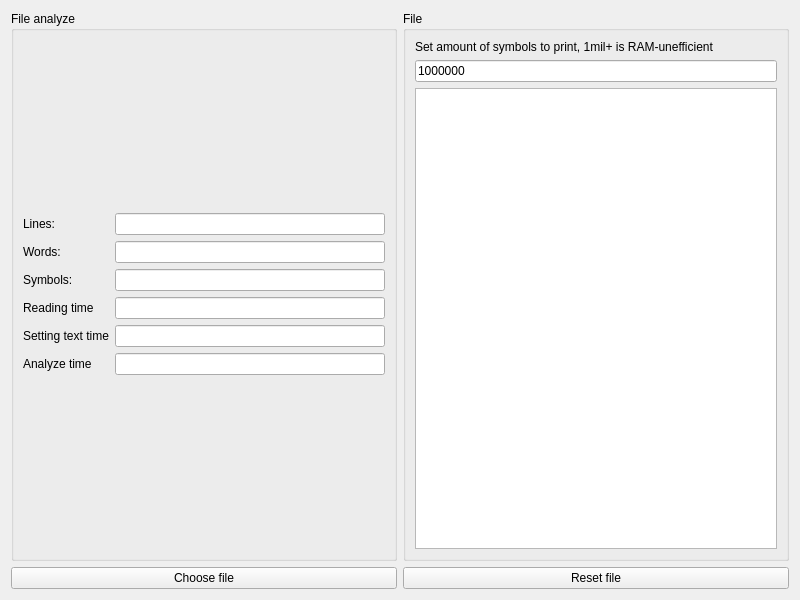
Qt form form.ui (Alk1d/Python_TextAnalyzer_course) before a commit.
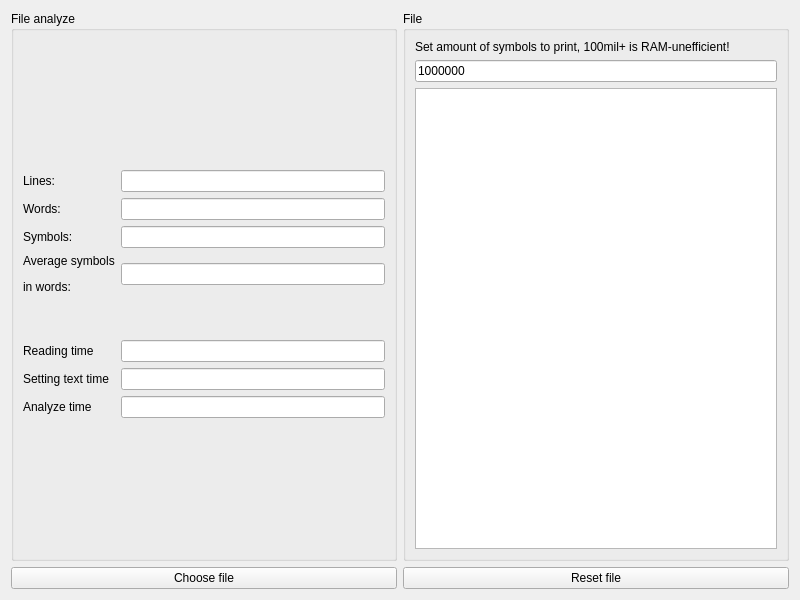
The same form after that commit.

Commit message: Added average symbols in words + code optimization

```diff
--- a/form.ui
+++ b/form.ui
@@ -51,7 +51,7 @@
       <item row="0" column="0">
        <widget class="QLabel" name="label_4">
         <property name="text">
-         <string>Set amount of symbols to print, 1mil+ is RAM-unefficient</string>
+         <string>Set amount of symbols to print, 100mil+ is RAM-unefficient!</string>
         </property>
        </widget>
       </item>
@@ -78,39 +78,32 @@
      </property>
      <layout class="QGridLayout" name="gridLayout_2">
       <item row="0" column="0">
-       <layout class="QGridLayout" name="gridLayout_3">
-        <item row="4" column="0">
+       <layout class="QGridLayout" name="TextAnalyzeGridLayout">
+        <item row="9" column="1">
+         <widget class="QLineEdit" name="Setting_textTimeLineEdit">
+          <property name="readOnly">
+           <bool>true</bool>
+          </property>
+         </widget>
+        </item>
+        <item row="10" column="1">
+         <widget class="QLineEdit" name="AnalyzeTimeLineEdit">
+          <property name="readOnly">
+           <bool>true</bool>
+          </property>
+         </widget>
+        </item>
+        <item row="9" column="0">
          <widget class="QLabel" name="Setting_textLabel">
           <property name="text">
            <string>Setting text time</string>
           </property>
          </widget>
         </item>
-        <item row="0" column="0">
-         <widget class="QLabel" name="label_3">
+        <item row="10" column="0">
+         <widget class="QLabel" name="AnalyzeLabel">
           <property name="text">
-           <string>Lines:</string>
-          </property>
-         </widget>
-        </item>
-        <item row="2" column="0">
-         <widget class="QLabel" name="label">
-          <property name="text">
-           <string>Symbols:</string>
-          </property>
-         </widget>
-        </item>
-        <item row="3" column="0">
-         <widget class="QLabel" name="ReadingLabel">
-          <property name="text">
-           <string>Reading time</string>
-          </property>
-         </widget>
-        </item>
-        <item row="2" column="1">
-         <widget class="QLineEdit" name="SymbolsLineEdit">
-          <property name="readOnly">
-           <bool>true</bool>
+           <string>Analyze time</string>
           </property>
          </widget>
         </item>
@@ -121,13 +114,34 @@
           </property>
          </widget>
         </item>
+        <item row="4" column="0">
+         <widget class="QLabel" name="SymbolsLabel">
+          <property name="text">
+           <string>Symbols:</string>
+          </property>
+         </widget>
+        </item>
         <item row="1" column="0">
-         <widget class="QLabel" name="label_2">
+         <widget class="QLabel" name="WordsLabel">
           <property name="text">
            <string>Words:</string>
           </property>
          </widget>
         </item>
+        <item row="4" column="1">
+         <widget class="QLineEdit" name="SymbolsLineEdit">
+          <property name="readOnly">
+           <bool>true</bool>
+          </property>
+         </widget>
+        </item>
+        <item row="8" column="1">
+         <widget class="QLineEdit" name="ReadingTimeLineEdit">
+          <property name="readOnly">
+           <bool>true</bool>
+          </property>
+         </widget>
+        </item>
         <item row="0" column="1">
          <widget class="QLineEdit" name="LinesLineEdit">
           <property name="readOnly">
@@ -135,29 +149,51 @@
           </property>
          </widget>
         </item>
+        <item row="8" column="0">
+         <widget class="QLabel" name="ReadingLabel">
+          <property name="text">
+           <string>Reading time</string>
+          </property>
+         </widget>
+        </item>
+        <item row="6" column="1">
+         <spacer name="verticalSpacer">
+          <property name="orientation">
+           <enum>Qt::Vertical</enum>
+          </property>
+          <property name="sizeType">
+           <enum>QSizePolicy::Maximum</enum>
+          </property>
+          <property name="sizeHint" stdset="0">
+           <size>
+            <width>20</width>
+            <height>40</height>
+           </size>
+          </property>
+         </spacer>
+        </item>
+        <item row="0" column="0">
+         <widget class="QLabel" name="LinesLabel">
+          <property name="text">
+           <string>Lines:</string>
+          </property>
+         </widget>
+        </item>
         <item row="5" column="0">
-         <widget class="QLabel" name="AnalyzeLabel">
+         <widget class="QLabel" name="Avg_syminwordsLabel">
+          <property name="sizePolicy">
+           <sizepolicy hsizetype="Maximum" vsizetype="Maximum">
+            <horstretch>0</horstretch>
+            <verstretch>0</verstretch>
+           </sizepolicy>
+          </property>
           <property name="text">
-           <string>Analyze time</string>
-          </property>
-         </widget>
-        </item>
-        <item row="3" column="1">
-         <widget class="QLineEdit" name="ReadingTimeLineEdit">
-          <property name="readOnly">
-           <bool>true</bool>
-          </property>
-         </widget>
-        </item>
-        <item row="4" column="1">
-         <widget class="QLineEdit" name="Setting_textTimeLineEdit">
-          <property name="readOnly">
-           <bool>true</bool>
+           <string>&lt;html&gt;&lt;head/&gt;&lt;body&gt;&lt;p&gt;Average symbols&lt;/p&gt;&lt;p&gt;in words:&lt;/p&gt;&lt;/body&gt;&lt;/html&gt;</string>
           </property>
          </widget>
         </item>
         <item row="5" column="1">
-         <widget class="QLineEdit" name="AnalyzeTimeLineEdit">
+         <widget class="QLineEdit" name="Avg_wordsymbolsLineEdit">
           <property name="readOnly">
            <bool>true</bool>
           </property>
```
Left out of the diff: 2 changed lines with no effect on the pictures. The commit also changes 2 other files.
